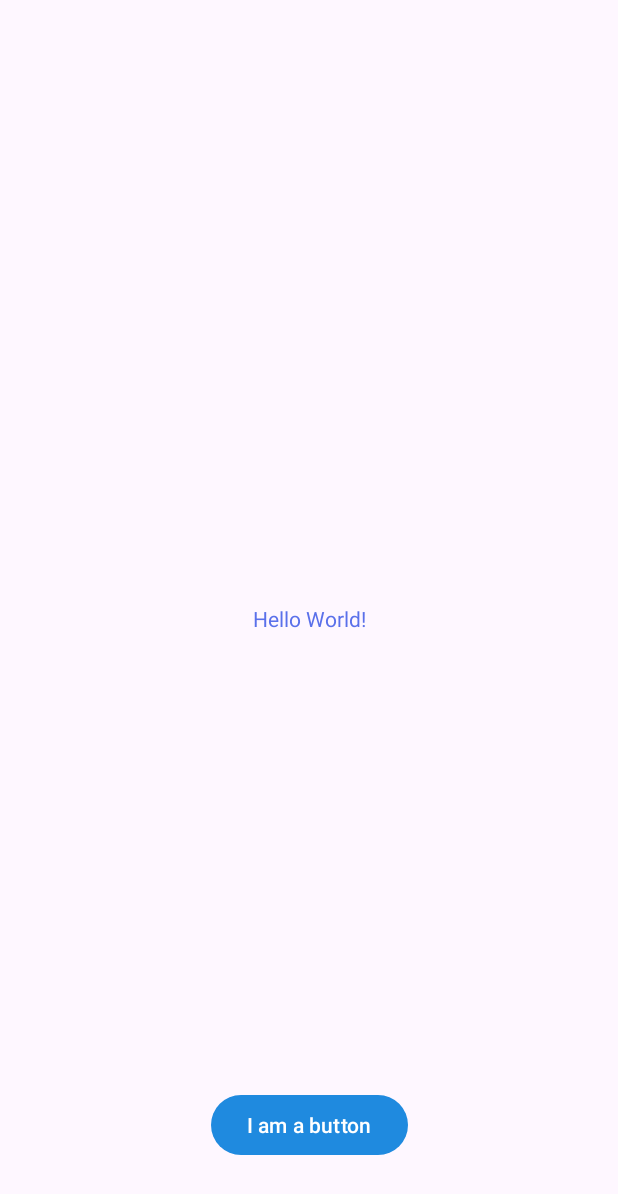
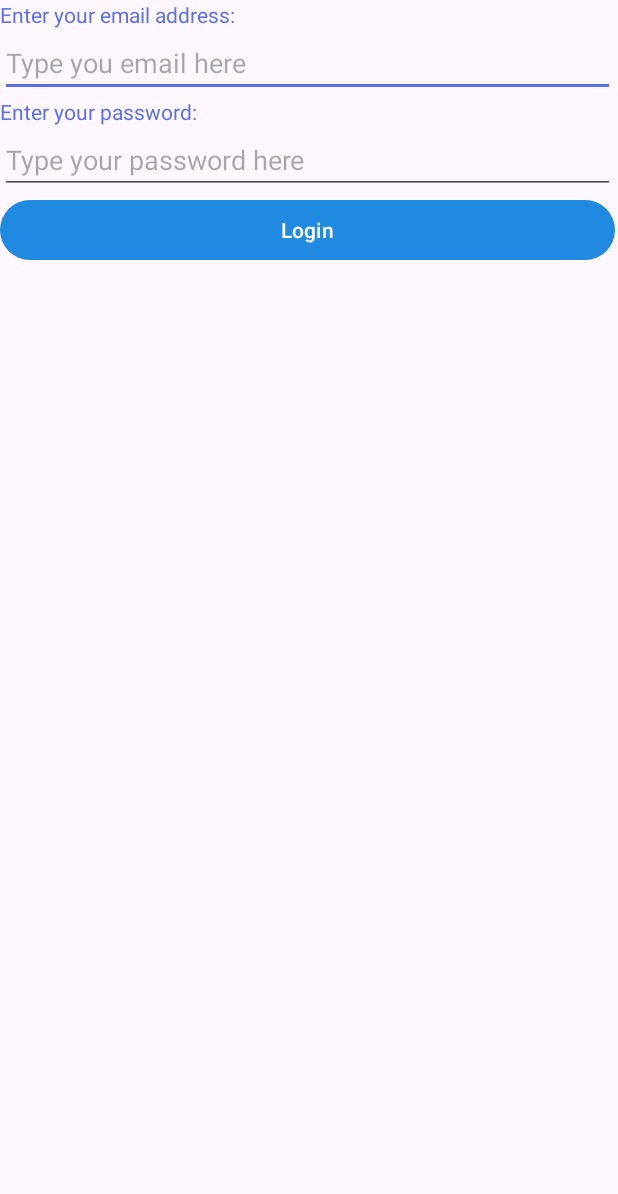
Before and after one commit to Nish-patel16/MyAndroidLabs, an Android app: the screen it shows after launch (MainActivity), on a phone screen of 412 x 824 dp. Shown: the top 1194 px of the screen. Run offline under Robolectric (Android 15) with nearby library versions, the phone set to English and light mode, and no system bars.

Commit message:
week 4 completed

```diff
--- a/app/src/main/AndroidManifest.xml
+++ b/app/src/main/AndroidManifest.xml
@@ -12,6 +12,9 @@
         android:theme="@style/Theme.NishsAndroidLabs"
         tools:targetApi="31">
         <activity
+            android:name=".SecondActivity"
+            android:exported="false" />
+        <activity
             android:name=".MainActivity"
             android:exported="true">
             <intent-filter>
--- a/app/src/main/java/algonquin/cst2335/pate1088/MainActivity.java
+++ b/app/src/main/java/algonquin/cst2335/pate1088/MainActivity.java
@@ -2,7 +2,14 @@ package algonquin.cst2335.pate1088;
 
 import androidx.appcompat.app.AppCompatActivity;
 
+import android.content.Context;
+import android.content.Intent;
+import android.content.SharedPreferences;
 import android.os.Bundle;
+import android.util.Log;
+import android.widget.Button;
+import android.widget.EditText;
+
 
 public class MainActivity extends AppCompatActivity {
 
@@ -10,5 +17,57 @@ public class MainActivity extends AppCompatActivity {
     protected void onCreate(Bundle savedInstanceState) {
         super.onCreate(savedInstanceState);
         setContentView(R.layout.activity_main);
+
+        Log.w( "MainActivity", "In onCreate() - Loading Widgets" );
+
+        Button loginButton = findViewById(R.id.button);
+        EditText EmailAddress = findViewById(R.id.emailanswer);
+
+        SharedPreferences prefs = getSharedPreferences("MyData", Context.MODE_PRIVATE);
+        SharedPreferences.Editor editor = prefs.edit();
+        String emailAddress = prefs.getString("LoginName", "");
+
+        Intent nextPage = new Intent( MainActivity.this, SecondActivity.class);
+
+        EmailAddress.setText(emailAddress);
+
+        loginButton.setOnClickListener(clk->{
+            Intent: nextPage.putExtra("EmailAddress", EmailAddress.getText().toString());
+            editor.putString("LoginName", EmailAddress.getText().toString());
+            editor.apply();
+            startActivity(nextPage);
+        });
     }
+
+    @Override
+    protected void onStart() {
+        super.onStart();
+        Log.w( "MainActivity", "The application is now visible on screen." );
+    }
+
+    @Override
+    protected void onResume() {
+        super.onResume();
+        Log.w( "MainActivity", "The application is now responding to user input." );
+    }
+
+    @Override
+    protected void onPause() {
+        super.onPause();
+        Log.w( "MainActivity", "The application no longer responds to user input." );
+
+    }
+
+    @Override
+    protected void onStop() {
+        super.onStop();
+        Log.w( "MainActivity", "The application is no longer visible." );
+    }
+
+    @Override
+    protected void onDestroy() {
+        super.onDestroy();
+        Log.w( "MainActivity", "Any memory used by the application is freed." );
+    }
+
 }
--- a/app/src/main/res/layout/activity_main.xml
+++ b/app/src/main/res/layout/activity_main.xml
@@ -1,30 +1,46 @@
 <?xml version="1.0" encoding="utf-8"?>
-<androidx.constraintlayout.widget.ConstraintLayout xmlns:android="http://schemas.android.com/apk/res/android"
+<LinearLayout xmlns:android="http://schemas.android.com/apk/res/android"
     xmlns:app="http://schemas.android.com/apk/res-auto"
     xmlns:tools="http://schemas.android.com/tools"
-    android:layout_width="match_parent"
-    android:layout_height="match_parent"
-    tools:context=".MainActivity">
+    android:layout_width="wrap_content"
+    android:layout_height="wrap_content"
+    tools:context=".MainActivity"
+    android:orientation="vertical">
 
     <TextView
-
         android:layout_width="wrap_content"
         android:layout_height="wrap_content"
-        android:text="@string/hello_message"
-        app:layout_constraintBottom_toBottomOf="parent"
-        app:layout_constraintEnd_toEndOf="parent"
-        app:layout_constraintStart_toStartOf="parent"
-        app:layout_constraintTop_toTopOf="parent" />
+        android:text="Enter your email address:"
+        android:id="@+id/emailquestion"
+        />
+
+    <EditText
+        android:layout_width="410dp"
+        android:layout_height="wrap_content"
+        android:hint="Type you email here"
+        android:id="@+id/emailanswer"
+        />
+
+    <TextView
+        android:layout_width="wrap_content"
+        android:layout_height="wrap_content"
+        android:text="Enter your password:"
+        android:id="@+id/passwordquestion"
+        />
+
+    <EditText
+        android:layout_width="match_parent"
+        android:layout_height="wrap_content"
+        android:hint="Type your password here"
+        android:id="@+id/passwordanswer"
+        android:inputType="textPassword"
+        />
 
     <Button
-        android:layout_width="wrap_content"
+        android:layout_width="match_parent"
         android:layout_height="wrap_content"
-        android:layout_marginBottom="50dp"
-        android:text="@string/button_message"
-        app:layout_constraintBottom_toBottomOf="parent"
-        app:layout_constraintEnd_toEndOf="parent"
-        app:layout_constraintHorizontal_bias="0.5"
-        app:layout_constraintStart_toStartOf="parent" />
+        android:id="@+id/button"
+        android:text="Login" />
 
 
-</androidx.constraintlayout.widget.ConstraintLayout>
+</LinearLayout>
```
Also changed, not shown: app/src/main/java/algonquin/cst2335/pate1088/SecondActivity.java (added, +116 -0 lines), app/src/main/res/layout/activity_second.xml (added, +64 -0 lines).
